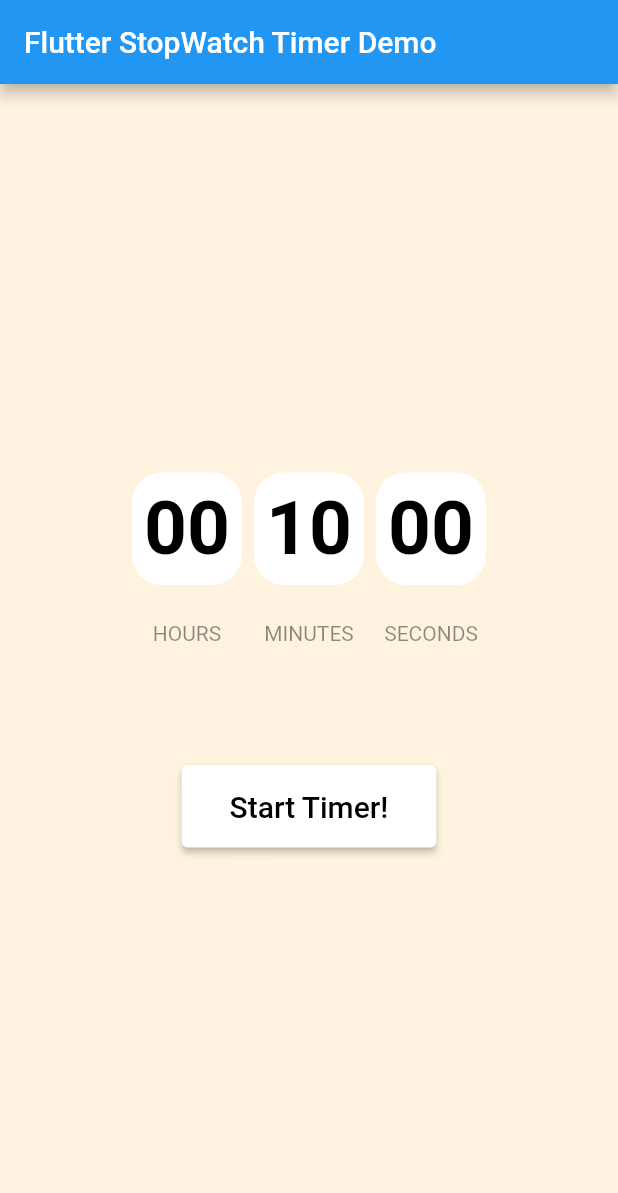
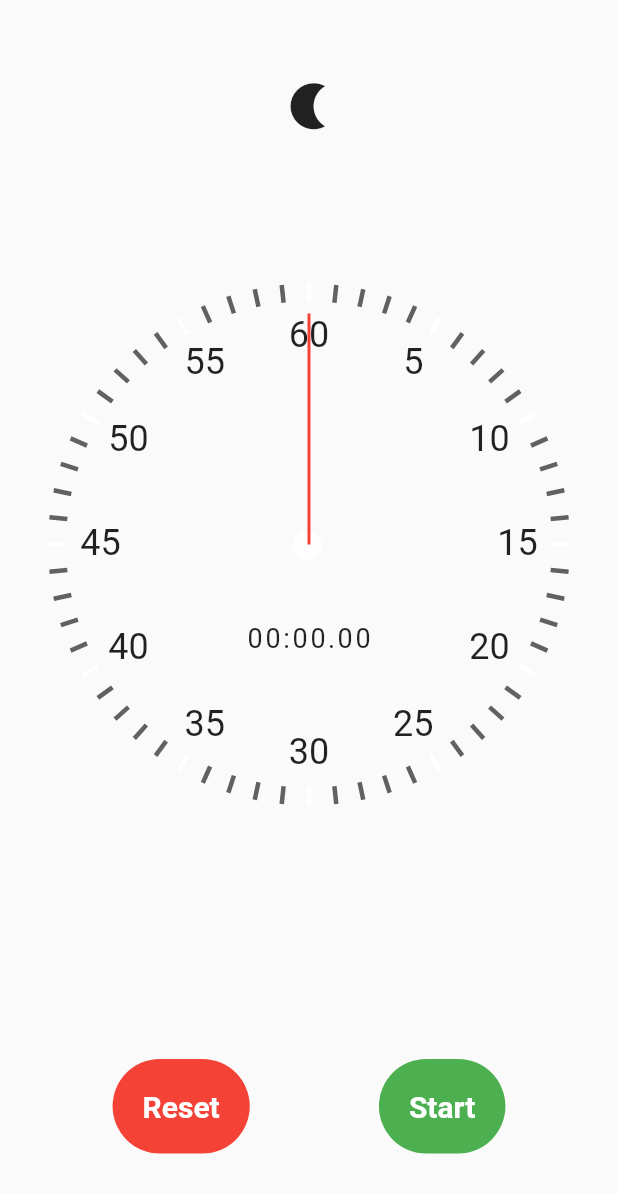
Before and after one commit to r3nyah/Flutter-StopWatch, a Flutter app: the screen it shows after launch, on a phone screen of 412 x 824 dp. Shown: the top 1193 px of the screen. Run offline on Flutter 3.47's test engine with Material 2 defaults, Android fonts, the phone set to English and light mode, and no system bars.

Commit message:
Remake project

```diff
--- a/lib/main.dart
+++ b/lib/main.dart
@@ -1,157 +1,89 @@
 import 'dart:async';
 import 'package:flutter/material.dart';
-import 'button_widget.dart';
+import 'package:flutter/services.dart';
+import 'package:stopwatch/ui/stopwatch.dart';
 
+bool isLight = false;
+StreamController<bool> isLightTheme = StreamController();
 
-void main () {
+void main (){
   runApp(MyApp());
 }
 
 class MyApp extends StatelessWidget {
-  //const Todo({Key? key}) : super(key: key);
+//  const MyApp({Key? key}) : super(key: key);
   @override
   Widget build(BuildContext context) {
+    return StreamBuilder<bool>(
+        initialData: true,
+        stream: isLightTheme.stream,
+        builder: (context, snapshot) {
           return MaterialApp(
-      home: StopWatchTimerPage(),
+            theme: snapshot.data == true ? ThemeData.light() : ThemeData.dark(),
+            debugShowCheckedModeBanner: false,
+            home: MyHomePage(),
           );
-  }
-}
-class StopWatchTimerPage extends StatefulWidget {
-  @override
-  _StopWatchTimerPageState createState() => _StopWatchTimerPageState();
-}
-
-class _StopWatchTimerPageState extends State<StopWatchTimerPage> {
-  static const countdownDuration = Duration(minutes: 10);
-  Duration duration = Duration();
-  Timer? timer;
-
-  bool countDown =true;
-
-  @override
-  void initState() {
-    // TODO: implement initState
-    super.initState();
-    reset();
-  }
-
-  void reset(){
-    if (countDown){
-      setState(() =>
-      duration = countdownDuration);
-    } else{
-      setState(() =>
-      duration = Duration());
+        });
   }
 }
 
-  void startTimer(){
-    timer = Timer.periodic(Duration(seconds: 1),(_) => addTime());
+class MyHomePage extends StatefulWidget {
+  const MyHomePage({Key? key}) : super(key: key);
+
+  @override
+  State<MyHomePage> createState() => _MyHomePageState();
 }
 
-  void addTime(){
-    final addSeconds = countDown ? -1 : 1;
+class _MyHomePageState extends State<MyHomePage> {
+  @override
+  Widget build(BuildContext context) {
+    return AnnotatedRegion<SystemUiOverlayStyle>(
+      child: Scaffold(
+        body: Center(
+          child: Padding(
+            padding: const EdgeInsets.all(32),
+            child: Column(
+              children: [
+                SizedBox(
+                  height: 20,
+                ),
+                Container(
+                  child: isLight
+                      ? GestureDetector(
+                    onTap: () {
                       setState(() {
-      final seconds = duration.inSeconds + addSeconds;
-      if (seconds < 0){
-        timer?.cancel();
-      } else{
-        duration = Duration(seconds: seconds);
-
-      }
+                        isLight = false;
+                        isLightTheme.add(true);
                       });
-  }
-
-  void stopTimer({bool resets = true}){
-    if (resets){
-      reset();
-    }
-    setState(() => timer?.cancel());
-  }
-
-  @override
-  Widget build(BuildContext context) => Scaffold(
-    backgroundColor: Colors.orange[50],
-    appBar: AppBar(
-      automaticallyImplyLeading: false,
-      title: Text("Flutter StopWatch Timer Demo"),
+                    },
+                    child: Icon(
+                      Icons.wb_sunny,
+                      size: 37,
                     ),
-    body: Center(
-      child: Column(
-        mainAxisAlignment: MainAxisAlignment.center,
-        children: [
-          buildTime(),
-          SizedBox(height: 80,),
-          buildButtons()
+                  )
+                      : GestureDetector(
+                    onTap: () {
+                      setState(() {
+                        isLight = true;
+                        isLightTheme.add(false);
+                      });
+                    },
+                    child: Icon(
+                      Icons.nightlight,
+                      size: 37,
+                    ),
+                  ),
+                ),
+                SizedBox(
+                  height: 100,
+                ),
+                AspectRatio(aspectRatio: .6, child: StopWatch()),
               ],
             ),
           ),
-  );
-
-  Widget buildTime(){
-    String twoDigits(int n) => n.toString().padLeft(2,'0');
-    final hours =twoDigits(duration.inHours);
-    final minutes =twoDigits(duration.inMinutes.remainder(60));
-    final seconds =twoDigits(duration.inSeconds.remainder(60));
-    return Row(
-        mainAxisAlignment: MainAxisAlignment.center,
-        children: [
-          buildTimeCard(time: hours, header:'HOURS'),
-          SizedBox(width: 8,),
-          buildTimeCard(time: minutes, header:'MINUTES'),
-          SizedBox(width: 8,),
-          buildTimeCard(time: seconds, header:'SECONDS'),
-        ]
-    );
-  }
-
-  Widget buildTimeCard({required String time, required String header}) =>
-      Column(
-        mainAxisAlignment: MainAxisAlignment.center,
-        children: [
-          Container(
-            padding: EdgeInsets.all(8),
-            decoration: BoxDecoration(
-                color: Colors.white,
-                borderRadius: BorderRadius.circular(20)
         ),
-            child: Text(
-              time, style: TextStyle(fontWeight: FontWeight.bold,
-                color: Colors.black,fontSize: 50),),
       ),
-          SizedBox(height: 24,),
-          Text(header,style: TextStyle(color: Colors.black45)),
-        ],
-      );
-
-  Widget buildButtons(){
-    final isRunning = timer == null? false: timer!.isActive;
-    final isCompleted = duration.inSeconds == 0;
-    return isRunning || isCompleted
-        ? Row(
-      mainAxisAlignment: MainAxisAlignment.center,
-      children: [
-        ButtonWidget(
-            text:'STOP',
-            onClicked: (){
-              if (isRunning){
-                stopTimer(resets: false);
-              }
-            }),
-        SizedBox(width: 12,),
-        ButtonWidget(
-            text: "CANCEL",
-            onClicked: stopTimer
-        ),
-      ],
-    )
-        : ButtonWidget(
-        text: "Start Timer!",
-        color: Colors.black,
-        backgroundColor: Colors.white,
-        onClicked: (){
-          startTimer();
-        });
-
+        value:
+        isLight ? SystemUiOverlayStyle.light : SystemUiOverlayStyle.dark);
   }
 }
--- /dev/null
+++ b/lib/ui/center_nob.dart
@@ -0,0 +1,25 @@
+import 'dart:math';
+import 'package:flutter/material.dart';
+
+class CenterNob extends StatelessWidget {
+  const CenterNob({Key? key}) : super(key: key);
+
+  @override
+  Widget build(BuildContext context) {
+    const width = 20.0;
+    const height = 20.0;
+    return Transform(
+      transform: Matrix4.identity()
+        ..translate(-width / 2, -height / 2, 0)
+        ..rotateZ(2 * pi * (1 / 60)),
+      child: Container(
+        width: 20,
+        height: 20,
+        decoration: BoxDecoration(
+            color: Colors.white70,
+            shape: BoxShape.circle
+        ),
+      ),
+    );
+  }
+}
--- /dev/null
+++ b/lib/ui/clock_hand.dart
@@ -0,0 +1,30 @@
+import 'package:flutter/material.dart';
+
+class ClockHand extends StatelessWidget {
+  const ClockHand(
+      {Key? key,
+        required this.rotateZ,
+        required this.thickness,
+        required this.handLength,
+        required this.color})
+      : super(key: key);
+  final double rotateZ;
+  final double thickness;
+  final double handLength;
+  final Color color;
+
+  @override
+  Widget build(BuildContext context) {
+    return Transform(
+      transform: Matrix4.identity()
+        ..translate(-thickness / 2, 0.0, 0.0)
+        ..rotateZ(rotateZ),
+      alignment: Alignment.topCenter,
+      child: Container(
+        height: handLength,
+        color: color,
+        width: thickness,
+      ),
+    );
+  }
+}
--- /dev/null
+++ b/lib/ui/clock_marker.dart
@@ -0,0 +1,64 @@
+import 'dart:math';
+import 'package:flutter/material.dart';
+
+class ClockMarker extends StatelessWidget {
+  final double radius;
+  final int seconds;
+  const ClockMarker({
+    Key? key,
+    required this.radius,
+    required this.seconds}) : super(key: key);
+
+  @override
+  Widget build(BuildContext context) {
+    final Color color = seconds % 5 == 0 ? Colors.white : Colors.grey.shade700;
+    const width = 3.0;
+    const height = 12.0;
+    return Transform(
+        transform: Matrix4.identity()
+          ..translate(-width / 2, -height / 2, 0)
+          ..rotateZ(2 * pi * (seconds / 60))
+          ..translate(0.0, radius - height / 2, 0.0),
+        alignment: Alignment.center,
+        child: Container(
+          height: height,
+          width: width,
+          color: color,
+        ));
+  }
+}
+
+class ClockTextMarker extends StatelessWidget {
+  const ClockTextMarker({
+    Key? key,
+    required this.value,
+    required this.maxValue,
+    required this.radius,
+  }) : super(key: key);
+  final int value;
+  final int maxValue;
+  final double radius;
+
+  @override
+  Widget build(BuildContext context) {
+    const width = 40.0;
+    const height = 30.0;
+    return Transform(
+      alignment: Alignment.center,
+      transform: Matrix4.identity()
+        ..translate(-width / 2, -height / 2, 0.0)
+        ..rotateZ(pi + 2 * pi * (value / maxValue))
+        ..translate(0.0, radius - 35, 0.0)
+        ..rotateZ(pi - 2 * pi * (value / maxValue)),
+      child: SizedBox(
+        width: width,
+        height: height,
+        child: Text(
+          value.toString(),
+          style: TextStyle(fontSize: 24),
+          textAlign: TextAlign.center,
+        ),
+      ),
+    );
+  }
+}
--- /dev/null
+++ b/lib/ui/custom_button.dart
@@ -0,0 +1,37 @@
+import 'package:flutter/material.dart';
+
+class CustomButton extends StatelessWidget {
+  CustomButton(
+      {Key? key,
+        required this.color,
+        required this.onpress,
+        required this.text})
+      : super(key: key);
+  Color color;
+  VoidCallback onpress;
+  String text;
+
+  @override
+  Widget build(BuildContext context) {
+    return InkWell(
+      onTap: onpress,
+      child: Container(
+        decoration: BoxDecoration(
+          borderRadius: BorderRadius.circular(100),
+          color: color,
+        ),
+        child: Padding(
+          padding: const EdgeInsets.all(20),
+          child: Text(
+            text,
+            style: TextStyle(
+              color: Colors.white,
+              fontWeight: FontWeight.bold,
+              fontSize: 20
+            ),
+          ),
+        ),
+      ),
+    );
+  }
+}
--- /dev/null
+++ b/lib/ui/elapsed_time_text.dart
@@ -0,0 +1,56 @@
+import 'package:flutter/material.dart';
+
+class ElapsedTimeText  extends StatelessWidget {
+  const ElapsedTimeText ({
+    Key? key,
+    required this.elapsed
+  }) : super(key: key);
+  final Duration elapsed;
+  @override
+  Widget build(BuildContext context) {
+    final hundreds = (elapsed.inMilliseconds / 10) % 100;
+    final seconds = elapsed.inSeconds % 60;
+    final minutes = elapsed.inMinutes % 60;
+    final hundredsStr = hundreds.toStringAsFixed(0).padLeft(2, '0');
+    final secondsStr = seconds.toString().padLeft(2, '0');
+    final minutesStr = minutes.toString().padLeft(2, '0');
+    const digitWidth = 12.0;
+    return Row(
+      mainAxisAlignment: MainAxisAlignment.center,
+      children: [
+        TimeDigit(minutesStr.substring(0, 1), width: digitWidth),
+        TimeDigit(minutesStr.substring(1, 2), width: digitWidth),
+        TimeDigit(':', width: 6),
+        TimeDigit(secondsStr.substring(0, 1), width: digitWidth),
+        TimeDigit(secondsStr.substring(1, 2), width: digitWidth),
+        TimeDigit('.', width: 6),
+        TimeDigit(hundredsStr.substring(0, 1), width: digitWidth),
+        TimeDigit(hundredsStr.substring(1, 2), width: digitWidth),
+      ],
+    );
+  }
+}
+
+class TimeDigit extends StatelessWidget {
+  const TimeDigit(
+      this.text,
+      {Key? key,
+      required this.width
+      }) : super(key: key);
+  final String text;
+  final double width;
+
+  @override
+  Widget build(BuildContext context) {
+    return SizedBox(
+      width: width,
+      child: Text(
+        text,
+        style: TextStyle(
+          fontSize: 18
+        ),
+        textAlign: TextAlign.center,
+      ),
+    );
+  }
+}
--- /dev/null
+++ b/lib/ui/elapsed_time_text_basic.dart
@@ -0,0 +1,22 @@
+import 'package:flutter/material.dart';
+
+class ElapsedTimeTextBasic extends StatelessWidget {
+  const ElapsedTimeTextBasic({Key? key, required this.elapsed})
+      : super(key: key);
+  final Duration elapsed;
+
+  @override
+  Widget build(BuildContext context) {
+    final hundreds = (elapsed.inMilliseconds / 10) % 100;
+    final seconds = elapsed.inSeconds % 60;
+    final minutes = elapsed.inMinutes % 60;
+    final hundredsStr = hundreds.toStringAsFixed(0).padLeft(2, '0');
+    final secondsStr = seconds.toString().padLeft(2, '0');
+    final minutesStr = minutes.toString().padLeft(2, '0');
+    return Text(
+      '$minutesStr:$secondsStr.$hundredsStr',
+      textAlign: TextAlign.center,
+      style: TextStyle(fontSize: 40),
+    );
+  }
+}
--- /dev/null
+++ b/lib/ui/reset_button.dart
@@ -0,0 +1,24 @@
+import 'package:flutter/material.dart';
+
+class ResetButton extends StatelessWidget {
+  const ResetButton({Key? key, this.onPressed}) : super(key: key);
+  final VoidCallback? onPressed;
+
+  @override
+  Widget build(BuildContext context) {
+    return ClipOval(
+      child: Material(
+        color: Colors.grey[900], // button color
+        child: InkWell(
+          onTap: onPressed,
+          child: Align(
+            alignment: Alignment.center,
+            child: Text(
+              'Reset',
+            ),
+          ),
+        ),
+      ),
+    );
+  }
+}
--- /dev/null
+++ b/lib/ui/start_stop_button.dart
@@ -0,0 +1,29 @@
+import 'package:flutter/material.dart';
+
+class StartStopButton extends StatelessWidget {
+  const StartStopButton({
+    Key? key,
+    required this.isRunning,
+    this.onPressed})
+      : super(key: key);
+  final bool isRunning;
+  final VoidCallback? onPressed;
+
+  @override
+  Widget build(BuildContext context) {
+    return ClipOval(
+      child: Material(
+        color: isRunning ? Colors.red[900] : Colors.green[900],
+        child: InkWell(
+          onTap: onPressed,
+          child: Align(
+            alignment: Alignment.center,
+            child: Text(
+              isRunning ? 'Stop' : 'Resume',
+            ),
+          ),
+        ),
+      ),
+    );
+  }
+}
--- /dev/null
+++ b/lib/ui/stop_watch_renderer.dart
@@ -0,0 +1,89 @@
+import 'dart:math';
+import 'package:flutter/material.dart';
+import 'package:stopwatch/ui/center_nob.dart';
+import 'package:stopwatch/ui/clock_hand.dart';
+import 'package:stopwatch/ui/clock_marker.dart';
+import 'package:stopwatch/ui/custom_button.dart';
+import 'elapsed_time_text.dart';
+
+class StopWatchRenderer extends StatelessWidget {
+  StopWatchRenderer({
+    Key? key,
+    required this.elasped,
+    required this.radius,
+    required this.resetCallback,
+    required this.startCallback,
+    required this.startState,
+    required this.onpause})
+      : super(key: key);
+
+    final Duration elasped;
+    final double radius;
+    VoidCallback startCallback;
+    VoidCallback resetCallback;
+    bool startState;
+    VoidCallback onpause;
+
+  @override
+  Widget build(BuildContext context) {
+    return Stack(
+      children: [
+        Positioned(
+          left: radius,
+          top: radius,
+          child: CenterNob(),
+        ),
+        for (var i = 5; i<=60 ;i+=5)
+          Positioned(
+            top: radius,
+            left: radius,
+            child: ClockTextMarker(
+              value: i,
+              maxValue: 60,
+              radius: radius,
+            ),
+          ),
+        for (var i = 0; i < 60; i++)
+          Positioned(
+              left: radius,
+              top: radius,
+              child: ClockMarker(
+                  radius: radius,
+                  seconds: i
+              ),
+          ),
+          Positioned(
+            left: radius,
+            top: radius,
+            child: ClockHand(
+                rotateZ: pi + (2 * pi / 60000) * elasped.inMilliseconds,
+                thickness: 2,
+                handLength: radius - 20,
+                color: Colors.red),
+          ),
+        Positioned(
+          left: 0,
+          right: 0,
+          top: radius * 1.3,
+          child: ElapsedTimeText(
+            elapsed: elasped,
+          ),
+        ),
+        Align(
+          alignment: Alignment.bottomCenter,
+          child: Row(
+            mainAxisAlignment: MainAxisAlignment.spaceAround,
+            children: [
+              CustomButton(
+                  color: Colors.red, onpress: resetCallback, text: 'Reset'),
+              CustomButton(
+                  color: startState ? Colors.grey : Colors.green,
+                  onpress: startState ? onpause : startCallback,
+                  text: startState ? 'Pause' : 'Start'),
+            ],
+          ),
+        )
+      ],
+    );
+  }
+}
--- /dev/null
+++ b/lib/ui/stopwatch.dart
@@ -0,0 +1,75 @@
+import 'package:flutter/material.dart';
+import 'package:flutter/scheduler.dart';
+import 'package:stopwatch/ui/stop_watch_renderer.dart';
+
+class StopWatch extends StatefulWidget {
+  const StopWatch({Key? key}) : super(key: key);
+
+  @override
+  State<StopWatch> createState() => _StopWatchState();
+}
+
+class _StopWatchState extends State<StopWatch> with SingleTickerProviderStateMixin {
+  Duration _elasped = Duration.zero;
+  late final Ticker _ticker;
+  bool onStart = false;
+  Duration _previouslyElapsed = Duration.zero;
+  Duration _currentlyElapsed = Duration.zero;
+  Duration get _elapsed => _previouslyElapsed + _currentlyElapsed;
+
+  @override
+  void dispose(){
+    _ticker.dispose();
+    super.dispose();
+  }
+
+  void reset(){
+    _ticker.stop();
+    setState((){
+      _previouslyElapsed = Duration.zero;
+      _currentlyElapsed = Duration.zero;
+    });
+  }
+
+  @override
+  void initState(){
+    super.initState();
+    _ticker = this.createTicker((elapsed) {
+      setState((){
+        _currentlyElapsed = elapsed;
+        print(elapsed);
+      });
+    });
+  }
+  @override
+  Widget build(BuildContext context) {
+    return LayoutBuilder(builder: (context,constraint){
+      final radius = constraint.maxWidth / 2;
+      return StopWatchRenderer(
+        onpause: (){
+          setState(() {
+            onStart = false;
+            _ticker.stop();
+            _previouslyElapsed += _currentlyElapsed;
+            _currentlyElapsed = Duration.zero;
+          });
+        },
+        startState: onStart,
+        elasped: _elapsed,
+        radius: radius,
+        startCallback: () {
+          setState(() {
+            onStart = true;
+
+            _currentlyElapsed = _previouslyElapsed;
+            _ticker.start();
+          });
+        },
+        resetCallback: () {
+          onStart = false;
+          reset();
+        },
+      );
+    });
+  }
+}
```
Lines whose indentation alone changed are shown as unchanged.
